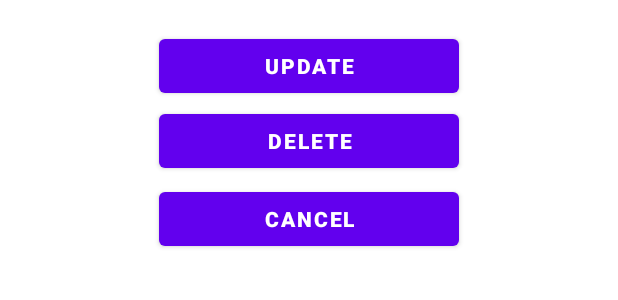
After one commit to adnananwar-404/Unfit2Fit, an Android app: the layout goals_listview_item_delete_update.xml on its own in the app's theme, with its tools: preview values and no code run, on a phone screen of 412 x 824 dp. The commit adds this screen. Shown: the top 300 px of the screen. Run offline under Robolectric (Android 15) with nearby library versions, the phone set to English and light mode, and no system bars.

Commit message:
Implemented Update / Delete Goal

```diff
--- /dev/null
+++ b/app/src/main/res/layout/goals_listview_item_delete_update.xml
@@ -0,0 +1,44 @@
+<?xml version="1.0" encoding="utf-8"?>
+<androidx.constraintlayout.widget.ConstraintLayout xmlns:android="http://schemas.android.com/apk/res/android"
+    android:layout_width="match_parent"
+    android:layout_height="match_parent">
+
+    <LinearLayout
+        android:layout_width="match_parent"
+        android:layout_height="match_parent"
+        android:minWidth="300dp"
+        android:orientation="vertical"
+        android:padding="10dp">
+
+        <Button
+            android:layout_width="200dp"
+            android:layout_gravity="center"
+            android:layout_height="wrap_content"
+            android:layout_marginTop="10dp"
+            android:id="@+id/goals_updateDelete_button_update"
+            android:text="Update"
+            android:textStyle="bold">
+        </Button>
+
+        <Button
+            android:layout_width="200dp"
+            android:layout_gravity="center"
+            android:layout_margin="2dp"
+            android:layout_height="wrap_content"
+            android:id="@+id/goals_updateDelete_button_delete"
+            android:text="Delete"
+            android:textStyle="bold">
+        </Button>
+
+        <Button
+            android:layout_width="200dp"
+            android:layout_gravity="center"
+            android:layout_margin="2dp"
+            android:layout_height="wrap_content"
+            android:id="@+id/goals_updateDelete_button_cancel"
+            android:text="Cancel"
+            android:textStyle="bold">
+        </Button>
+    </LinearLayout>
+
+</androidx.constraintlayout.widget.ConstraintLayout>
```
Also changed, not shown: app/src/main/java/com/unfit2fit/unfit2fit/GoalsActivity.java (+136 -27 lines), app/src/main/res/drawable/vector_delete.xml (added, +10 -0 lines), app/src/main/res/layout/goals_fab_item.xml (+7 -9 lines), app/src/main/res/layout/goals_listview_item.xml (+21 -10 lines), app/src/main/res/values/strings.xml (+3 -4 lines).
